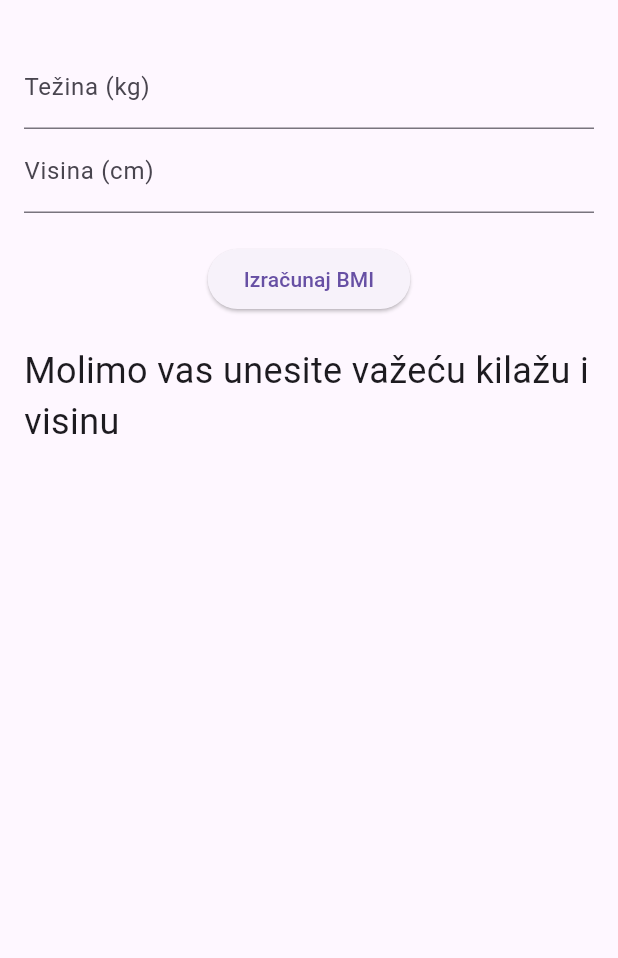
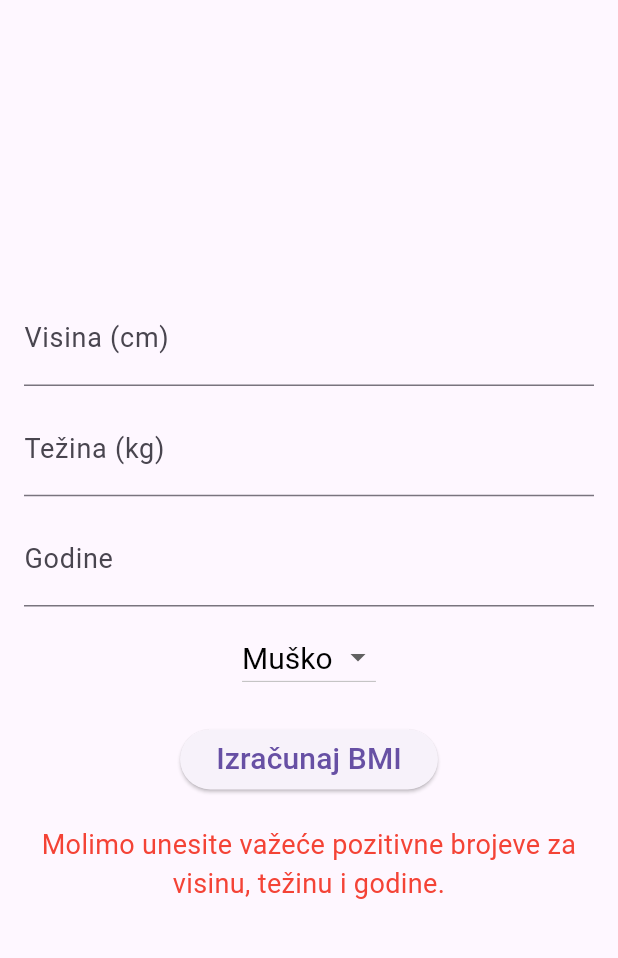
Before and after one commit to viktorsrpak/bmi_kalkulator_flutter, a Flutter app: the screen it shows after launch, after a tap on "Izračunaj BMI", on a phone screen of 412 x 824 dp, the part 63-1021 px from its top. Run offline on Flutter 3.47's test engine with Material 3 defaults, Android fonts, the phone set to English and light mode, and no system bars.

Commit message:
Gotov program - dodane neke funkcije

```diff
--- a/lib/main.dart
+++ b/lib/main.dart
@@ -1,18 +1,7 @@
 import 'package:flutter/material.dart';
 
 void main() {
-  runApp(const MainApp());
-}
-
-class MainApp extends StatelessWidget {
-  const MainApp({super.key});
-
-  @override
-  Widget build(BuildContext context) {
-    return const MaterialApp(
-      home: BMIKalkulator(),
-    );
-  }
+  runApp(const MaterialApp(home: BMIKalkulator()));
 }
 
 class BMIKalkulator extends StatefulWidget {
@@ -23,63 +12,139 @@ class BMIKalkulator extends StatefulWidget {
 }
 
 class _BMIKalkulatorState extends State<BMIKalkulator> {
-  final TextEditingController _tezinaController = TextEditingController();
-  final TextEditingController _visinaController = TextEditingController();
-  String _result = '';
+  final visinaController = TextEditingController();
+  final tezinaController = TextEditingController();
+  final godineController = TextEditingController();
+  String spol = 'musko';
+  double? bmi;
+  String bmiKategorija = "";
+  String porukaGreske = "";
 
-  void _izracunajBMI() {
-    final double tezina = double.tryParse(_tezinaController.text) ?? 0;
-    final double visinaUCm = double.tryParse(_visinaController.text) ?? 0;
+  void izracunajBMI() {
+    double visina = double.tryParse(visinaController.text) ?? -1;
+    double tezina = double.tryParse(tezinaController.text) ?? -1;
+    int godine = int.tryParse(godineController.text) ?? -1;
 
-    if (tezina > 0 && visinaUCm > 0) {
-      final double visinaUMet = visinaUCm / 100;
-      final double bmi = tezina / (visinaUMet * visinaUMet);
+    // Validacija za visinu, težinu i godine
+    if (visina <= 0 || tezina <= 0 || godine <= 0) {
       setState(() {
-        _result = 'Tvoj BMI je: ${bmi.toStringAsFixed(2)}';
+        bmi = null;
+        bmiKategorija = "";
+        porukaGreske =
+            "Molimo unesite važeće pozitivne brojeve za visinu, težinu i godine.";
       });
+      return;
+    }
+
+    porukaGreske = "";
+
+    double rezultat = tezina / ((visina / 100) * (visina / 100));
+
+    if (spol == 'zensko') {
+      rezultat *= 0.95;
+    }
+
+    if (godine < 18) {
+      rezultat *= 0.9;
+    } else if (godine > 65) {
+      rezultat *= 1.1;
+    }
+
+    setState(() {
+      bmi = double.parse(rezultat.toStringAsFixed(2));
+      bmiKategorija = odrediBMICategoriju(bmi!);
+    });
+  }
+
+  String odrediBMICategoriju(double bmi) {
+    if (bmi < 18.5) {
+      return "Pothranjenost";
+    } else if (bmi >= 18.5 && bmi < 24.9) {
+      return "Normalna težina";
+    } else if (bmi >= 25 && bmi < 29.9) {
+      return "Prekomjerna težina";
     } else {
-      setState(() {
-        _result = 'Molimo vas unesite važeću kilažu i visinu';
-      });
+      return "Pretilost";
     }
   }
 
   @override
   Widget build(BuildContext context) {
     return Scaffold(
-      appBar: AppBar(
-        title: const Text('BMI Kalkulator'),
-      ),
-      body: Padding(
-        padding: const EdgeInsets.all(16.0),
+      appBar: AppBar(title: Text("BMI Kalkulator")),
+      body: Center(
+        child: Padding(
+          padding: const EdgeInsets.all(16),
           child: Column(
-          mainAxisAlignment: MainAxisAlignment.start,
+            mainAxisAlignment: MainAxisAlignment.center,
+            crossAxisAlignment: CrossAxisAlignment.center,
             children: [
               TextField(
-              controller: _tezinaController,
+                controller: visinaController,
+                keyboardType: TextInputType.number,
                 decoration: const InputDecoration(
-                labelText: 'Težina (kg)',
+                  labelText: "Visina (cm)",
+                  labelStyle: TextStyle(fontSize: 18),
                 ),
+                style: const TextStyle(fontSize: 20),
+              ),
+              const SizedBox(height: 10),
+              TextField(
+                controller: tezinaController,
                 keyboardType: TextInputType.number,
+                decoration: const InputDecoration(
+                  labelText: "Težina (kg)",
+                  labelStyle: TextStyle(fontSize: 18),
                 ),
+                style: const TextStyle(fontSize: 20),
+              ),
+              const SizedBox(height: 10),
               TextField(
-              controller: _visinaController,
+                controller: godineController,
+                keyboardType: TextInputType.number,
                 decoration: const InputDecoration(
-                labelText: 'Visina (cm)',
+                  labelText: "Godine",
+                  labelStyle: TextStyle(fontSize: 18),
                 ),
-              keyboardType: TextInputType.number,
+                style: const TextStyle(fontSize: 20),
+              ),
+              const SizedBox(height: 10),
+              DropdownButton<String>(
+                value: spol,
+                items: const [
+                  DropdownMenuItem(value: 'musko', child: Text("Muško")),
+                  DropdownMenuItem(value: 'zensko', child: Text("Žensko")),
+                ],
+                onChanged: (value) {
+                  setState(() {
+                    spol = value!;
+                  });
+                },
+                style: const TextStyle(fontSize: 20, color: Colors.black),
               ),
               const SizedBox(height: 20),
               ElevatedButton(
-              onPressed: _izracunajBMI,
-              child: const Text('Izračunaj BMI'),
+                onPressed: izracunajBMI,
+                child:
+                    const Text("Izračunaj BMI", style: TextStyle(fontSize: 20)),
               ),
               const SizedBox(height: 20),
+              if (porukaGreske.isNotEmpty)
                 Text(
-              _result,
-              style: const TextStyle(fontSize: 24),
+                  porukaGreske,
+                  style: const TextStyle(color: Colors.red, fontSize: 18),
+                  textAlign: TextAlign.center,
+                ),
+              if (bmi != null)
+                Column(
+                  children: [
+                    Text("Vaš BMI: $bmi", style: const TextStyle(fontSize: 22)),
+                    Text("Kategorija: $bmiKategorija",
+                        style: const TextStyle(fontSize: 22)),
+                  ],
                 ),
             ],
+          ),
         ),
       ),
     );
```
Lines whose indentation alone changed are shown as unchanged.
